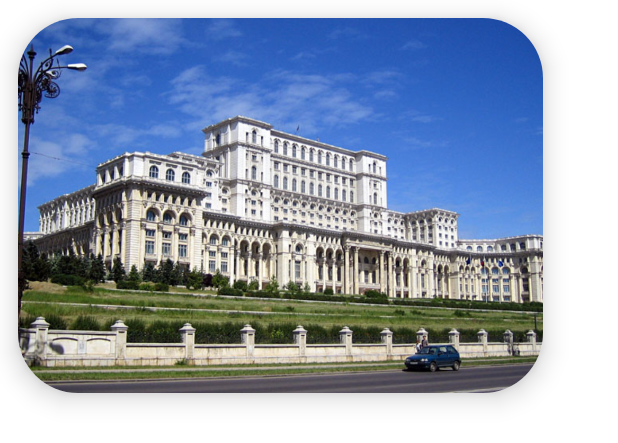
After one commit to cata-g/DiscoverBuc, an Android app: the layout image_carousel_card_design.xml on its own in the app's theme, with its tools: preview values and no code run, on a phone screen of 412 x 824 dp. The commit adds this screen. Shown: the top 443 px of the screen. Run offline under Robolectric (Android 15) with nearby library versions, the phone set to English and light mode, and no system bars; network calls fail.

Commit message:
added image carousel

```diff
--- a/app/src/main/AndroidManifest.xml
+++ b/app/src/main/AndroidManifest.xml
@@ -4,6 +4,7 @@
 
     <uses-permission android:name="android.permission.ACCESS_NETWORK_STATE" />
     <uses-permission android:name="android.permission.INTERNET" />
+    <uses-permission android:name="android.permission.WAKE_LOCK" />
 
     <application
         android:allowBackup="true"
@@ -19,7 +20,7 @@
         <activity android:name=".Register2.PasswordRecovery.PasswordChanged" />
         <activity android:name=".Register2.PasswordRecovery.ForgetPass" />
         <activity android:name=".Register2.Register.Verification" />
-        <activity android:name=".Dashboard" />
+        <activity android:name=".Common.Dashboard" />
         <activity android:name=".Register2.Register.RegisterPreferences" />
         <activity android:name=".Register2.Register.RegisterName" />
         <activity android:name=".Register2.Register.Register" />
--- a/app/src/main/java/com/example/discoverbuc/Dashboard.java
+++ b/app/src/main/java/com/example/discoverbuc/Common/Dashboard.java
@@ -1,17 +1,16 @@
-package com.example.discoverbuc;
+package com.example.discoverbuc.Common;
 
 import androidx.appcompat.app.AppCompatActivity;
 
 import android.app.ActivityOptions;
 import android.content.Intent;
-import android.content.SharedPreferences;
 import android.os.Bundle;
 import android.util.Pair;
 import android.view.View;
 import android.widget.TextView;
 
 import com.example.discoverbuc.Menu.UserMenu;
-import com.example.discoverbuc.Register2.Login.Login;
+import com.example.discoverbuc.R;
 import com.example.discoverbuc.Register2.StartupScreen;
 
 import java.util.HashMap;
--- a/app/src/main/java/com/example/discoverbuc/Common/LoadingActivity.java
+++ b/app/src/main/java/com/example/discoverbuc/Common/LoadingActivity.java
@@ -3,17 +3,13 @@ package com.example.discoverbuc.Common;
 import androidx.appcompat.app.AppCompatActivity;
 
 import android.content.Intent;
-import android.content.SharedPreferences;
 import android.os.Bundle;
 import android.os.Handler;
 import android.widget.ImageView;
 
 import com.airbnb.lottie.LottieAnimationView;
-import com.example.discoverbuc.Dashboard;
 import com.example.discoverbuc.R;
-import com.example.discoverbuc.Register1.WelcomeActivity;
 import com.example.discoverbuc.Register2.StartupScreen;
-import com.example.discoverbuc.SessionManager;
 
 public class LoadingActivity extends AppCompatActivity {
 
--- a/app/src/main/java/com/example/discoverbuc/SessionManager.java
+++ b/app/src/main/java/com/example/discoverbuc/Common/SessionManager.java
@@ -1,4 +1,4 @@
-package com.example.discoverbuc;
+package com.example.discoverbuc.Common;
 
 import android.content.Context;
 import android.content.SharedPreferences;
--- a/app/src/main/java/com/example/discoverbuc/Menu/UserMenu.java
+++ b/app/src/main/java/com/example/discoverbuc/Menu/UserMenu.java
@@ -5,11 +5,8 @@ import androidx.appcompat.app.AppCompatActivity;
 import androidx.recyclerview.widget.LinearLayoutManager;
 import androidx.recyclerview.widget.RecyclerView;
 
-import android.content.Intent;
 import android.os.Bundle;
-import android.util.Log;
 import android.view.View;
-import android.widget.Button;
 import android.widget.ImageView;
 import android.widget.ProgressBar;
 import android.widget.RatingBar;
@@ -25,7 +22,7 @@ import com.android.volley.toolbox.Volley;
 import com.example.discoverbuc.Menu.HelperClasses.AdapterHelperClass;
 import com.example.discoverbuc.Menu.HelperClasses.CardHelperClass;
 import com.example.discoverbuc.R;
-import com.example.discoverbuc.SessionManager;
+import com.example.discoverbuc.Common.SessionManager;
 import com.google.firebase.database.DataSnapshot;
 import com.google.firebase.database.DatabaseError;
 import com.google.firebase.database.DatabaseReference;
@@ -39,7 +36,6 @@ import org.json.JSONObject;
 import java.text.DecimalFormat;
 import java.util.ArrayList;
 import java.util.Calendar;
-import java.util.Date;
 import java.util.HashMap;
 import java.util.Iterator;
 
--- a/app/src/main/java/com/example/discoverbuc/Register2/Login/Login.java
+++ b/app/src/main/java/com/example/discoverbuc/Register2/Login/Login.java
@@ -14,12 +14,12 @@ import android.widget.CompoundButton;
 import android.widget.ProgressBar;
 import android.widget.Toast;
 
-import com.example.discoverbuc.Dashboard;
+import com.example.discoverbuc.Common.Dashboard;
 import com.example.discoverbuc.R;
 import com.example.discoverbuc.Register2.PasswordRecovery.ForgetPass;
 import com.example.discoverbuc.Register2.Register.Register;
 import com.example.discoverbuc.Register2.StartupScreen;
-import com.example.discoverbuc.SessionManager;
+import com.example.discoverbuc.Common.SessionManager;
 import com.google.android.material.textfield.TextInputLayout;
 import com.google.firebase.database.DataSnapshot;
 import com.google.firebase.database.DatabaseError;
--- a/app/src/main/java/com/example/discoverbuc/Register2/Register/Verification.java
+++ b/app/src/main/java/com/example/discoverbuc/Register2/Register/Verification.java
@@ -4,12 +4,8 @@ import android.app.ActivityOptions;
 import android.content.Intent;
 import android.os.Build;
 import android.os.Bundle;
-import android.text.Editable;
-import android.text.TextWatcher;
 import android.util.Pair;
 import android.view.View;
-import android.view.WindowManager;
-import android.view.inputmethod.InputMethodManager;
 import android.widget.Toast;
 
 import androidx.annotation.NonNull;
@@ -17,7 +13,6 @@ import androidx.annotation.RequiresApi;
 import androidx.appcompat.app.AppCompatActivity;
 
 //import com.chaos.view.PinView;
-import com.example.discoverbuc.Dashboard;
 import com.example.discoverbuc.R;
 import com.example.discoverbuc.Register2.HelperClasses.PrefsHelperClass;
 import com.example.discoverbuc.Register2.HelperClasses.UserHelperClass;
--- a/app/src/main/res/layout/activity_dashboard.xml
+++ b/app/src/main/res/layout/activity_dashboard.xml
@@ -4,7 +4,7 @@
     xmlns:tools="http://schemas.android.com/tools"
     android:layout_width="match_parent"
     android:layout_height="match_parent"
-    tools:context=".Dashboard"
+    tools:context=".Common.Dashboard"
     android:transitionName="transition_login_to_dashboard">
 
 
--- /dev/null
+++ b/app/src/main/res/layout/image_carousel_card_design.xml
@@ -0,0 +1,18 @@
+<?xml version="1.0" encoding="utf-8"?>
+<androidx.cardview.widget.CardView xmlns:android="http://schemas.android.com/apk/res/android"
+    android:layout_width="350dp"
+    android:layout_height="250dp"
+    xmlns:app="http://schemas.android.com/apk/res-auto"
+    app:cardCornerRadius="40dp"
+    app:cardElevation="10dp"
+    android:layout_margin="12dp">
+
+    <ImageView
+        android:id="@+id/image_pop_design"
+        android:layout_width="match_parent"
+        android:layout_height="match_parent"
+        android:src="@drawable/palatul_parlamentului"
+        android:scaleType="centerCrop"
+        />
+
+</androidx.cardview.widget.CardView>
```
Also changed, not shown: app/src/main/java/com/example/discoverbuc/Menu/HelperClasses/CarouselAdapterHelperClass.java (added, +55 -0 lines), app/src/main/java/com/example/discoverbuc/Menu/HelperClasses/CarouselCardHelperClass.java (added, +15 -0 lines), app/src/main/java/com/example/discoverbuc/Menu/PopActivity.java (+20 -4 lines), app/src/main/res/layout/activity_pop.xml (+3 -5 lines), app/src/main/res/xml/network_security_config.xml (+5 -3 lines).
